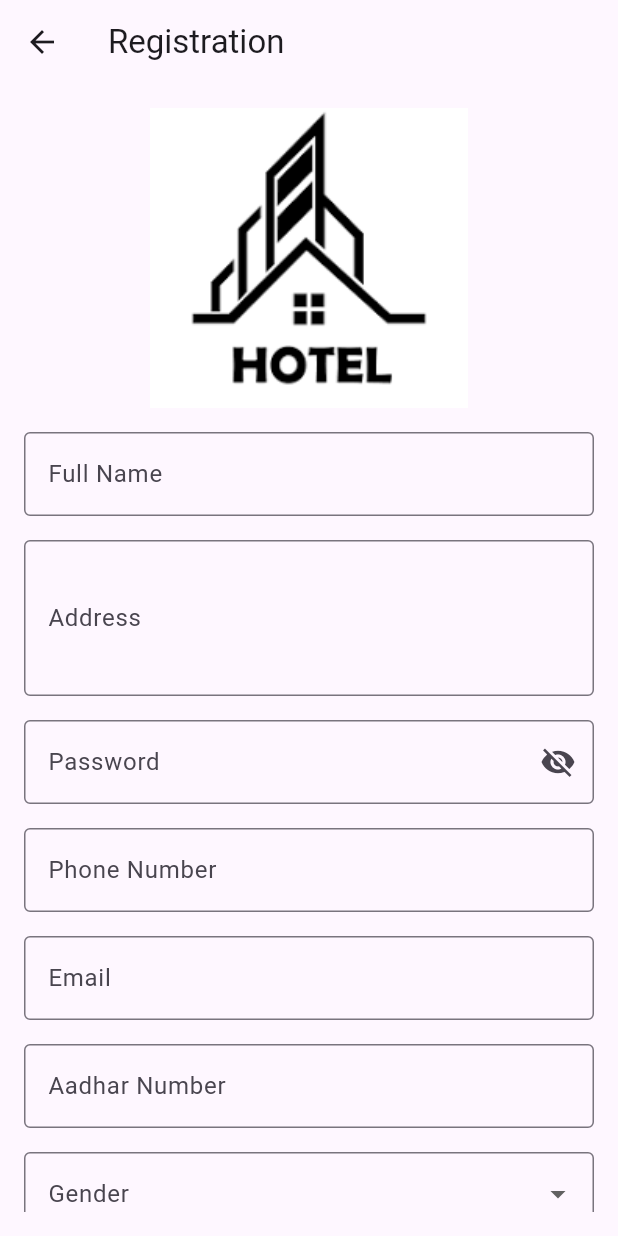
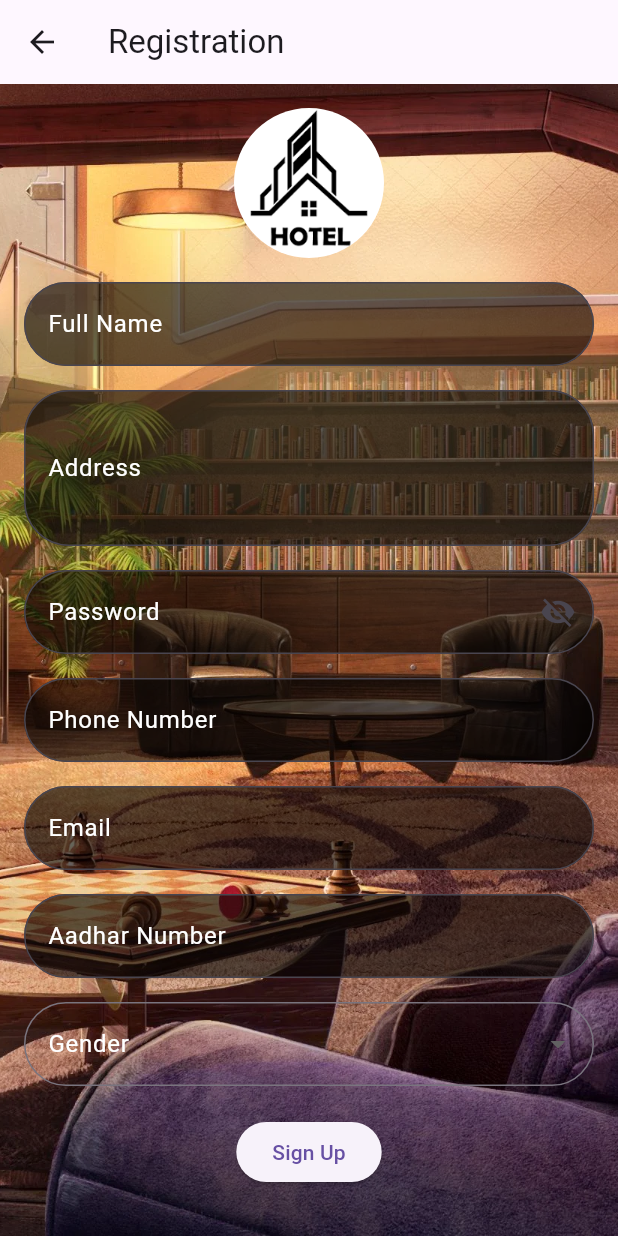
Before and after one commit to sreenanda-shani/hotel-management, a Flutter app: the LoginPage screen opened directly, after a tap on "Don't you have an account? Register now", on a phone screen of 412 x 824 dp. Run offline on Flutter 3.47's test engine with Material 3 defaults, Android fonts, the phone set to English and light mode, and no system bars.

Commit message:
registration screen

```diff
--- a/lib/main.dart
+++ b/lib/main.dart
@@ -8,6 +8,6 @@ import 'package:project1/user/registration%20screen.dart';
 void main() {
   runApp(MaterialApp(
     debugShowCheckedModeBanner: false,
-    home: HomePage(),
+    home: LoginPage(),
   ));
 }
--- a/lib/user/home_page.dart
+++ b/lib/user/home_page.dart
@@ -32,7 +32,9 @@ class HomePage extends StatelessWidget {
         elevation: 4,
       ),
       drawer: _buildLeftDrawer(context),
-      body: Stack(
+      body: Container(
+        height: MediaQuery.of(context).size.height,
+        child: Stack(
           children: [
             // Background Image
             Positioned.fill(
@@ -71,11 +73,12 @@ class HomePage extends StatelessWidget {
                       itemBuilder: (context, index) {
                         return InkWell(
                           onTap: () {
-                          // Handle tap event here
+                            // Navigate to a new page for the selected location
                             Navigator.push(
                               context,
                               MaterialPageRoute(
-                      builder: (context) => const LoginPage(),),
+                                builder: (context) => LocationPage(locationName: locations[index]),
+                              ),
                             );
                           },
                           child: Padding(
@@ -83,19 +86,19 @@ class HomePage extends StatelessWidget {
                             child: Column(
                               children: [
                                 CircleAvatar(
-                                //backgroundColor: Colors.primaries[index % Colors.primaries.length],
                                   radius: 25,
-                               /*child: Text(
-                                 // locations[index][0], // First letter of location
+                                  backgroundColor: Colors.white,
+                                  child: Text(
+                                    locations[index][0], // First letter of location
                                     style: TextStyle(color: Colors.white, fontSize: 20),
-                                ),*/
+                                  ),
                                 ),
                                 SizedBox(height: 4),
                                 Text(
                                   locations[index],
                                   style: TextStyle(
-                                  color: Colors.white, // Change to your preferred color
-                                  fontSize: 16, // Optional: change font size
+                                    color: Colors.white,
+                                    fontSize: 16,
                                   ),
                                 ),
                               ],
@@ -131,7 +134,17 @@ class HomePage extends StatelessWidget {
                       ),
                       padding: EdgeInsets.symmetric(horizontal: 12),
                       itemBuilder: (context, index) {
-                      return Card(
+                        return InkWell(
+                          onTap: () {
+                            // Navigate to a new page for the selected price
+                            Navigator.push(
+                              context,
+                              MaterialPageRoute(
+                                builder: (context) => PricePage(priceDetails: premiumHotels[index]),
+                              ),
+                            );
+                          },
+                          child: Card(
                             elevation: 4,
                             color: Colors.transparent,
                             shape: RoundedRectangleBorder(
@@ -165,45 +178,29 @@ class HomePage extends StatelessWidget {
                                       foregroundColor: Colors.black,
                                     ),
                                     onPressed: () {
-                                  // Handle explore button click
+                                      // Navigate to the price page
+                                      Navigator.push(
+                                        context,
+                                        MaterialPageRoute(
+                                          builder: (context) => PricePage(priceDetails: premiumHotels[index]),
+                                        ),
+                                      );
                                     },
                                     child: Text("Explore"),
                                   ),
                                 ],
                               ),
                             ),
+                          ),
                         );
                       },
                     ),
                   ),
-                // Best Offers Section
-               /* Padding(
-                  padding: const EdgeInsets.all(12.0),
-                  child: Text(
-                    "Best Offers for You",
-                    style: TextStyle(
-                      fontSize: 18,
-                      fontWeight: FontWeight.bold,
-                      color: Colors.black,
-                    ),
-                  ),
-                ),
-                Padding(
-                  padding: const EdgeInsets.symmetric(horizontal: 12.0),
-                  child: ClipRRect(
-                    borderRadius: BorderRadius.circular(12),
-                    /*child: Image.asset(
-                      'asset/.jpg', // Ensure the file exists
-                      width: double.infinity,
-                      fit: BoxFit.cover,
-                      height: 150,
-                    ),*/
-                  ),
-                ),*/
                 ],
               ),
             ),
           ],
+        ),
       ),
       bottomNavigationBar: BottomNavigationBar(
         items: [
@@ -276,3 +273,45 @@ class HomePage extends StatelessWidget {
     );
   }
 }
+
+class LocationPage extends StatelessWidget {
+  final String locationName;
+
+  const LocationPage({Key? key, required this.locationName}) : super(key: key);
+
+  @override
+  Widget build(BuildContext context) {
+    return Scaffold(
+      appBar: AppBar(
+        title: Text(locationName),
+      ),
+      body: Center(
+        child: Text(
+          'Welcome to $locationName!',
+          style: TextStyle(fontSize: 24),
+        ),
+      ),
+    );
+  }
+}
+
+class PricePage extends StatelessWidget {
+  final String priceDetails;
+
+  const PricePage({Key? key, required this.priceDetails}) : super(key: key);
+
+  @override
+  Widget build(BuildContext context) {
+    return Scaffold(
+      appBar: AppBar(
+        title: Text("Hotel Details"),
+      ),
+      body: Center(
+        child: Text(
+          'Hotels at $priceDetails',
+          style: TextStyle(fontSize: 24),
+        ),
+      ),
+    );
+  }
+}
--- a/lib/user/login_page.dart
+++ b/lib/user/login_page.dart
@@ -1,7 +1,6 @@
 import 'package:flutter/material.dart';
-import 'package:flutter/services.dart';
 import 'package:project1/user/home_page.dart';
-import 'package:project1/user/registration%20screen.dart';  // Import the RegistrationPage
+import 'package:project1/user/registration%20screen.dart'; // Import the RegistrationPage
 
 class LoginPage extends StatefulWidget {
   const LoginPage({super.key});
@@ -29,9 +28,9 @@ class _LoginPageState extends State<LoginPage> {
       return;
     }
 
-    Navigator.push(context,MaterialPageRoute(builder: (context) {
+    Navigator.push(context, MaterialPageRoute(builder: (context) {
       return HomePage();
-    },));
+    }));
 
     // Print or process the data here (e.g., send it to a backend or store it locally)
     print("Full Name: $fullName");
@@ -46,41 +45,81 @@ class _LoginPageState extends State<LoginPage> {
       appBar: AppBar(
         title: Text("Login"),
       ),
-      body: Padding(
+      body: Stack(
+        children: [
+          // Background Image
+          Positioned.fill(
+            child: Image.asset(
+              'asset/img4.webp', // Replace with your image path
+              fit: BoxFit.cover,
+            ),
+          ),
+          // Foreground Content
+          Center(
+            child: SingleChildScrollView(
+              child: Padding(
                 padding: const EdgeInsets.all(16.0),
-        child: ListView(
+                child: Column(
+                  mainAxisAlignment: MainAxisAlignment.center,
+                  crossAxisAlignment: CrossAxisAlignment.center,
                   children: [
-            // Image
-            Image.asset(
+                    // Circular Logo
+                    ClipOval(
+                      child: Image.asset(
                         'asset/download.png',
-              width: 100,
-              height: 200,
+                        width: 120,
+                        height: 120,
+                        fit: BoxFit.cover,
                       ),
-            SizedBox(height: 16),
+                    ),
+                    SizedBox(height: 24),
 
-            // Full Name
-            TextField(
+                    // Full Name Text Field (Oval-like shape)
+SizedBox(
+  width: 300, // Adjust the width as needed
+  child: TextField(
     controller: fullNameController,
+    style: TextStyle(color: Colors.white),
     decoration: InputDecoration(
       labelText: 'Full Name',
-                border: OutlineInputBorder(),
+      labelStyle: TextStyle(color: Colors.white),
+      border: OutlineInputBorder(
+        borderRadius: BorderRadius.circular(50), // Oval shape
+      ),
+      filled: true, // To fill the background with color
+      fillColor: Colors.black.withOpacity(0.3), // Semi-transparent background
       focusedBorder: OutlineInputBorder(
         borderSide: BorderSide(color: Colors.green, width: 2.0),
+        borderRadius: BorderRadius.circular(50), // Oval shape
+      ),
+      enabledBorder: OutlineInputBorder(
+        borderSide: BorderSide(color: Colors.white),
+        borderRadius: BorderRadius.circular(50), // Oval shape
+      ),
     ),
   ),
 ),
 SizedBox(height: 16),
 
-            // Password
-            TextField(
+// Password Text Field (Oval-like shape)
+SizedBox(
+  width: 300, // Adjust the width as needed
+  child: TextField(
     controller: passwordController,
     obscureText: !_isPasswordVisible,
+    style: TextStyle(color: Colors.white),
     decoration: InputDecoration(
       labelText: 'Password',
-                border: OutlineInputBorder(),
+      labelStyle: TextStyle(color: Colors.white),
+      border: OutlineInputBorder(
+        borderRadius: BorderRadius.circular(50), // Oval shape
+      ),
+      filled: true, // To fill the background with color
+      fillColor: Colors.black.withOpacity(0.3), // Semi-transparent background
       suffixIcon: IconButton(
         icon: Icon(
           _isPasswordVisible ? Icons.visibility : Icons.visibility_off,
+          color: Colors.white,
         ),
         onPressed: () {
           setState(() {
@@ -90,22 +129,27 @@ class _LoginPageState extends State<LoginPage> {
       ),
       focusedBorder: OutlineInputBorder(
         borderSide: BorderSide(color: Colors.green, width: 2.0),
+        borderRadius: BorderRadius.circular(50), // Oval shape
+      ),
+      enabledBorder: OutlineInputBorder(
+        borderSide: BorderSide(color: Colors.white),
+        borderRadius: BorderRadius.circular(50), // Oval shape
       ),
     ),
   ),
-            SizedBox(height: 20),
+),
 
-            // Space between the login button and the registration link
+                    SizedBox(height: 24),
 
-            Center(
-              child: ElevatedButton(
+                    // Sign In Button
+                    ElevatedButton(
                       onPressed: loginHandler,
                       child: Text('Sign In'),
                     ),
-            ),
+                    SizedBox(height: 12),
+
                     // Register now text
-            Center(
-              child: GestureDetector(
+                    GestureDetector(
                       onTap: () {
                         // Navigate to the Registration Screen
                         Navigator.push(
@@ -115,23 +159,21 @@ class _LoginPageState extends State<LoginPage> {
                           ),
                         );
                       },
-                child:
-                Padding(
-                  padding: const EdgeInsets.only(top: 12.0),
-                  child:
-                  Text("Don't you have an account? Register now",
+                      child: Text(
+                        "Don't you have an account? Register now",
                         style: TextStyle(
-                    color: const Color.fromARGB(255, 22, 150, 255),
+                          color: Colors.white,
                           fontWeight: FontWeight.bold,
-                    //decoration: TextDecoration.underline,
-                  ),)
-
                         ),
                       ),
                     ),
                   ],
                 ),
               ),
+            ),
+          ),
+        ],
+      ),
     );
   }
 }
--- a/lib/user/registration screen.dart
+++ b/lib/user/registration screen.dart
@@ -16,12 +16,11 @@ class _RegistrationScreenState extends State<RegistrationScreen> {
   final TextEditingController emailController = TextEditingController();
   final TextEditingController adharController = TextEditingController();
 
-  String? gender; // Variable to store selected gender
+  String? gender;
   bool _isPasswordVisible = false;
 
   @override
   void dispose() {
-    // Dispose controllers to prevent memory leaks
     fullNameController.dispose();
     addressController.dispose();
     passwordController.dispose();
@@ -90,52 +89,53 @@ class _RegistrationScreenState extends State<RegistrationScreen> {
       appBar: AppBar(
         title: Text("Registration"),
       ),
-      body: Padding(
+      body: Stack(
+        children: [
+          // Background Image
+          Positioned.fill(
+            child: Image.asset(
+              'asset/img4.webp', // Replace with your image path
+              fit: BoxFit.cover,
+            ),
+          ),
+          // Foreground Content
+          Padding(
             padding: const EdgeInsets.all(16.0),
             child: ListView(
               children: [
-            Image.asset(
+                // Logo - Circular Shape
+                Center(
+                  child: ClipOval(
+                    child: Image.asset(
                       'asset/download.png', // Ensure this path matches your asset configuration
                       width: 100,
-              height: 200,
-              fit: BoxFit.contain,
-            ),
-            SizedBox(height: 16),
-
-            // Full Name
-            TextField(
-              controller: fullNameController,
-              decoration: InputDecoration(
-                labelText: 'Full Name',
-                border: OutlineInputBorder(),
-                focusedBorder: OutlineInputBorder(
-                  borderSide: BorderSide(color: Colors.green, width: 2.0),
+                      height: 100, // Adjust width and height for a circle
+                      fit: BoxFit.cover, // Ensures the image covers the entire circle
                     ),
                   ),
                 ),
                 SizedBox(height: 16),
 
+                // Full Name
+                buildRoundedTextField(
+                  controller: fullNameController,
+                  label: 'Full Name',
+                ),
+                SizedBox(height: 16),
+
                 // Address
-            TextField(
+                buildRoundedTextField(
                   controller: addressController,
+                  label: 'Address',
                   maxLines: 3,
-              decoration: InputDecoration(
-                labelText: 'Address',
-                border: OutlineInputBorder(),
-                focusedBorder: OutlineInputBorder(
-                  borderSide: BorderSide(color: Colors.green, width: 2.0),
-                ),
-              ),
                 ),
                 SizedBox(height: 16),
 
                 // Password
-            TextField(
+                buildRoundedTextField(
                   controller: passwordController,
+                  label: 'Password',
                   obscureText: !_isPasswordVisible,
-              decoration: InputDecoration(
-                labelText: 'Password',
-                border: OutlineInputBorder(),
                   suffixIcon: IconButton(
                     icon: Icon(
                       _isPasswordVisible ? Icons.visibility : Icons.visibility_off,
@@ -146,54 +146,32 @@ class _RegistrationScreenState extends State<RegistrationScreen> {
                       });
                     },
                   ),
-                focusedBorder: OutlineInputBorder(
-                  borderSide: BorderSide(color: Colors.green, width: 2.0),
-                ),
-              ),
                 ),
                 SizedBox(height: 16),
 
                 // Phone Number
-            TextField(
+                buildRoundedTextField(
                   controller: phoneNumberController,
+                  label: 'Phone Number',
                   keyboardType: TextInputType.phone,
                   inputFormatters: [FilteringTextInputFormatter.digitsOnly],
-              decoration: InputDecoration(
-                labelText: 'Phone Number',
-                border: OutlineInputBorder(),
-                focusedBorder: OutlineInputBorder(
-                  borderSide: BorderSide(color: Colors.green, width: 2.0),
-                ),
-              ),
                 ),
                 SizedBox(height: 16),
 
                 // Email
-            TextField(
+                buildRoundedTextField(
                   controller: emailController,
+                  label: 'Email',
                   keyboardType: TextInputType.emailAddress,
-              decoration: InputDecoration(
-                labelText: 'Email',
-                border: OutlineInputBorder(),
-                focusedBorder: OutlineInputBorder(
-                  borderSide: BorderSide(color: Colors.green, width: 2.0),
-                ),
-              ),
                 ),
                 SizedBox(height: 16),
 
                 // Aadhar Number
-            TextField(
+                buildRoundedTextField(
                   controller: adharController,
+                  label: 'Aadhar Number',
                   keyboardType: TextInputType.number,
                   inputFormatters: [FilteringTextInputFormatter.digitsOnly],
-              decoration: InputDecoration(
-                labelText: 'Aadhar Number',
-                border: OutlineInputBorder(),
-                focusedBorder: OutlineInputBorder(
-                  borderSide: BorderSide(color: Colors.green, width: 2.0),
-                ),
-              ),
                 ),
                 SizedBox(height: 16),
 
@@ -207,9 +185,13 @@ class _RegistrationScreenState extends State<RegistrationScreen> {
                   },
                   decoration: InputDecoration(
                     labelText: 'Gender',
-                border: OutlineInputBorder(),
+                    labelStyle: TextStyle(color: Colors.white),
+                    border: OutlineInputBorder(
+                      borderRadius: BorderRadius.circular(30),
+                    ),
                     focusedBorder: OutlineInputBorder(
                       borderSide: BorderSide(color: Colors.green, width: 2.0),
+                      borderRadius: BorderRadius.circular(30),
                     ),
                   ),
                   items: ['Male', 'Female', 'Other']
@@ -231,6 +213,41 @@ class _RegistrationScreenState extends State<RegistrationScreen> {
               ],
             ),
           ),
+        ],
+      ),
+    );
+  }
+
+  Widget buildRoundedTextField({
+    required TextEditingController controller,
+    required String label,
+    int maxLines = 1,
+    bool obscureText = false,
+    TextInputType keyboardType = TextInputType.text,
+    List<TextInputFormatter>? inputFormatters,
+    Widget? suffixIcon,
+  }) {
+    return TextField(
+      controller: controller,
+      maxLines: maxLines,
+      obscureText: obscureText,
+      keyboardType: keyboardType,
+      inputFormatters: inputFormatters,
+      style: TextStyle(color: Colors.white), // Change text color
+      decoration: InputDecoration(
+        labelText: label,
+        labelStyle: TextStyle(color: Colors.white),
+        border: OutlineInputBorder(
+          borderRadius: BorderRadius.circular(30), // Rounded corners
+        ),
+        focusedBorder: OutlineInputBorder(
+          borderSide: BorderSide(color: Colors.green, width: 2.0),
+          borderRadius: BorderRadius.circular(30),
+        ),
+        filled: true,
+        fillColor: Colors.black.withOpacity(0.6), // Semi-transparent background
+        suffixIcon: suffixIcon,
+      ),
     );
   }
 }
```
Lines whose indentation alone changed are shown as unchanged.
